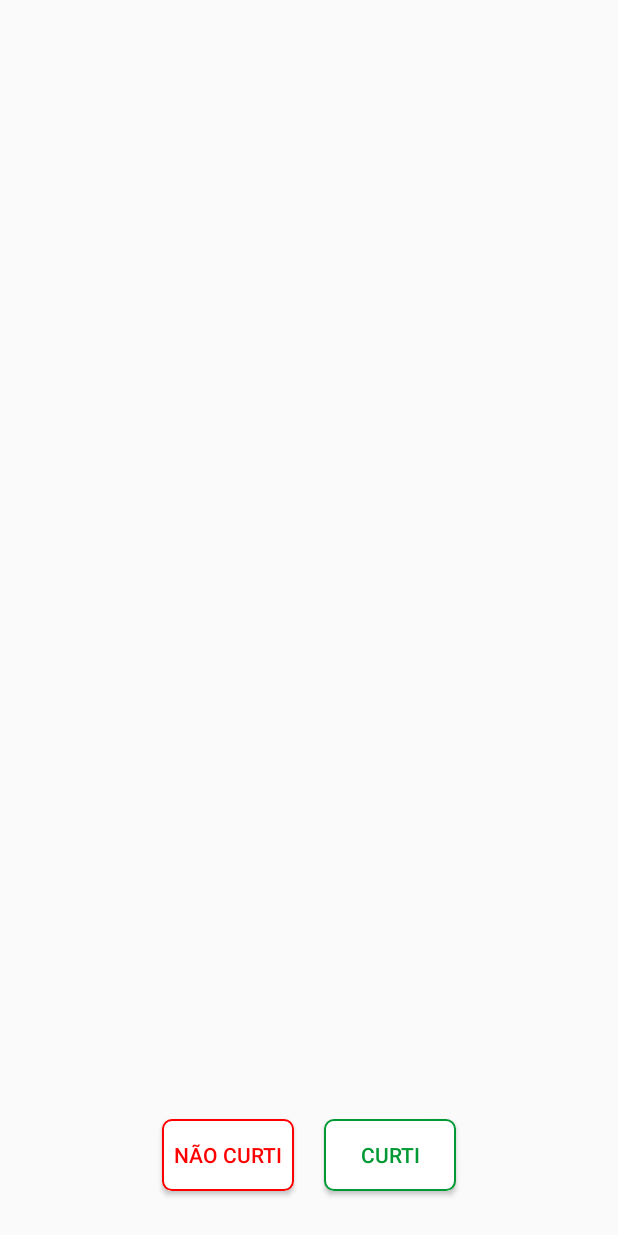
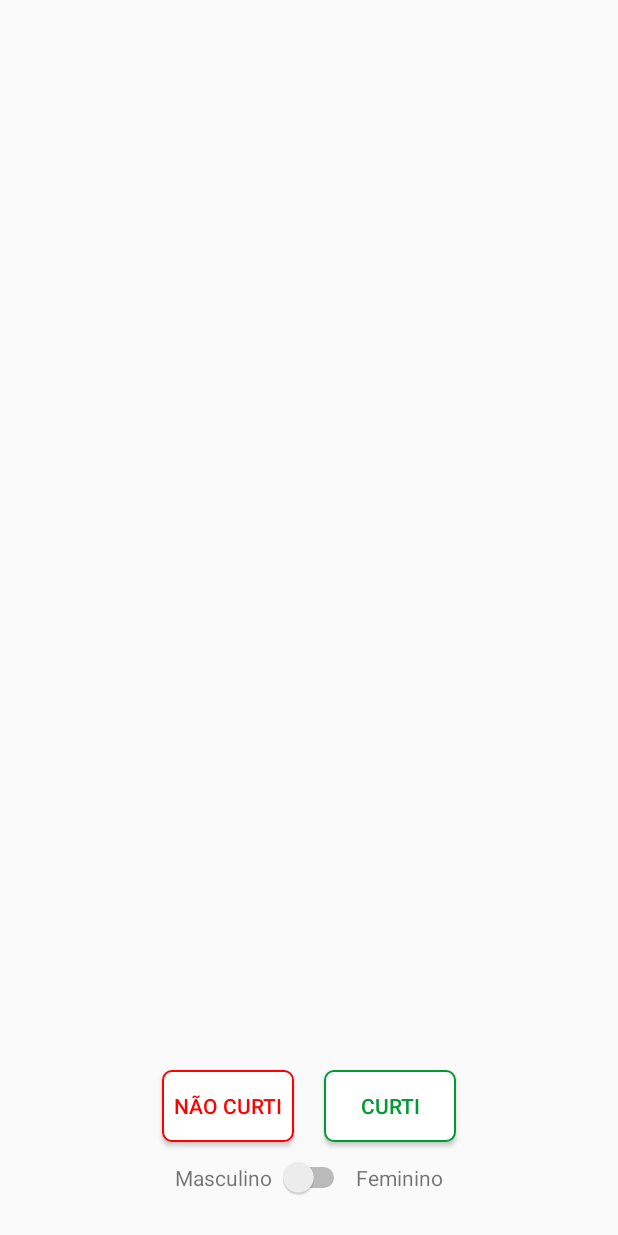
Before and after one commit to ViniJP/Pickwear, an Android app: the layout buttons.xml on its own in the app's theme, with its tools: preview values and no code run, on a phone screen of 412 x 824 dp. Run offline under Robolectric (Android 15) with nearby library versions, the phone set to English and light mode, and no system bars.

Commit message:
Alterações 1.

```diff
--- a/app/src/main/AndroidManifest.xml
+++ b/app/src/main/AndroidManifest.xml
@@ -10,7 +10,7 @@
         android:allowBackup="true"
         android:icon="@mipmap/ic_launcher"
         android:label="@string/app_name"
-        android:roundIcon="@mipmap/ic_launcher_round"
+        android:roundIcon="@mipmap/ic_launcher"
         android:supportsRtl="true"
         android:theme="@style/AppTheme">
         <activity android:name=".MeusLikesActivity">
--- a/app/src/main/res/layout/buttons.xml
+++ b/app/src/main/res/layout/buttons.xml
@@ -1,10 +1,15 @@
 <?xml version="1.0" encoding="utf-8"?>
 <LinearLayout xmlns:android="http://schemas.android.com/apk/res/android"
-    android:orientation="horizontal"
+    android:layout_width="wrap_content"
+    android:layout_height="wrap_content"
     android:layout_gravity="center_horizontal|bottom"
-    android:layout_marginBottom="20dp"
+    android:layout_marginBottom="25dp"
+    android:orientation="vertical">
+
+    <LinearLayout
         android:layout_width="wrap_content"
-    android:layout_height="wrap_content">
+        android:layout_height="wrap_content"
+        android:orientation="horizontal">
 
         <Button
             android:id="@+id/left"
@@ -29,3 +34,37 @@
             android:textSize="14sp" />
 
     </LinearLayout>
+
+    <LinearLayout
+        android:layout_width="wrap_content"
+        android:layout_height="wrap_content"
+        android:layout_gravity="center"
+        android:orientation="horizontal">
+
+        <TextView
+            android:id="@+id/t_switch_masculino"
+            android:layout_width="wrap_content"
+            android:layout_height="wrap_content"
+            android:layout_margin="4dp"
+            android:layout_weight="1"
+            android:text="Masculino" />
+
+        <Switch
+            android:id="@+id/meuSwitchId"
+            android:layout_width="wrap_content"
+            android:layout_height="wrap_content"
+            android:layout_gravity="center"
+            android:layout_weight="1" />
+
+        <TextView
+            android:id="@+id/t_switch_feminino"
+            android:layout_width="wrap_content"
+            android:layout_height="wrap_content"
+            android:layout_margin="4dp"
+            android:layout_weight="1"
+            android:text="Feminino" />
+
+
+    </LinearLayout>
+
+</LinearLayout>
--- a/app/src/main/res/mipmap-anydpi-v26/ic_launcher.xml
+++ /dev/null
@@ -1,5 +0,0 @@
-<?xml version="1.0" encoding="utf-8"?>
-<adaptive-icon xmlns:android="http://schemas.android.com/apk/res/android">
-    <background android:drawable="@drawable/ic_launcher_background" />
-    <foreground android:drawable="@drawable/ic_launcher_foreground" />
-</adaptive-icon>
--- a/app/src/main/res/mipmap-anydpi-v26/ic_launcher_round.xml
+++ /dev/null
@@ -1,5 +0,0 @@
-<?xml version="1.0" encoding="utf-8"?>
-<adaptive-icon xmlns:android="http://schemas.android.com/apk/res/android">
-    <background android:drawable="@drawable/ic_launcher_background" />
-    <foreground android:drawable="@drawable/ic_launcher_foreground" />
-</adaptive-icon>
```
Also changed, not shown: app/src/main/java/com/example/pickwear/MainActivity.java (+66 -7 lines), app/src/main/res/layout/activity_main.xml (+2 -6 lines), app/src/main/res/menu/main.xml (+6 -1 lines), app/src/main/res/mipmap-hdpi/ic_launcher.png, app/src/main/res/mipmap-mdpi/ic_launcher.png, app/src/main/res/mipmap-xhdpi/ic_launcher.png, app/src/main/res/mipmap-xxhdpi/ic_launcher.png, app/src/main/res/mipmap-xxxhdpi/ic_launcher.png. Lines whose indentation alone changed are shown as unchanged.
